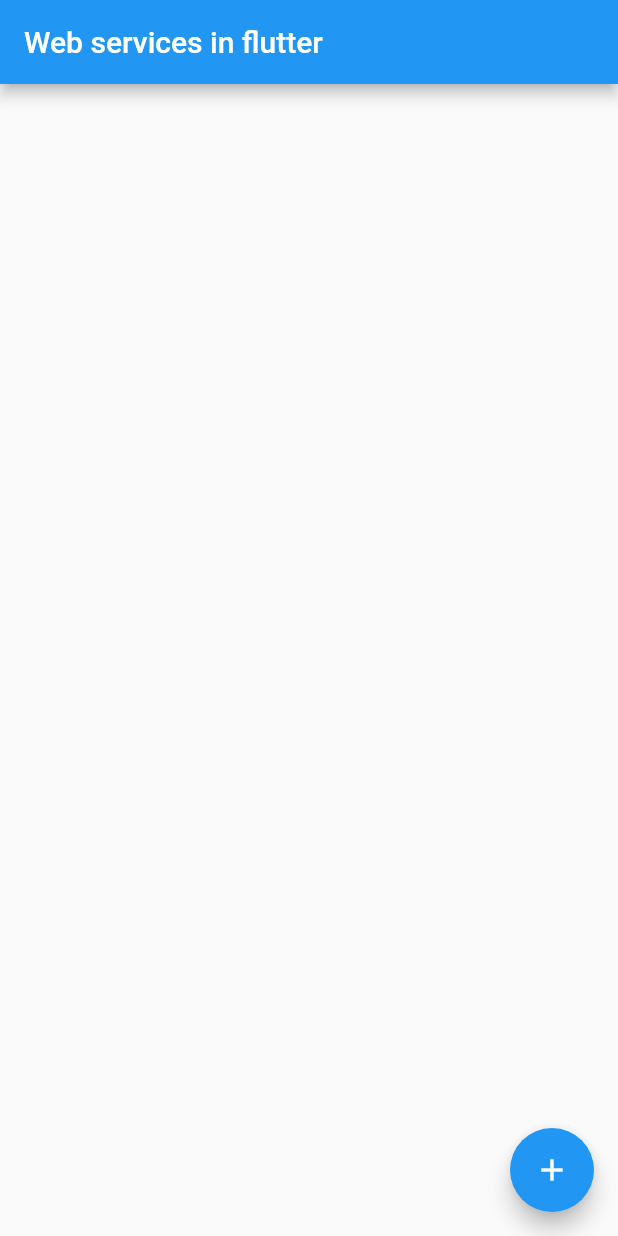
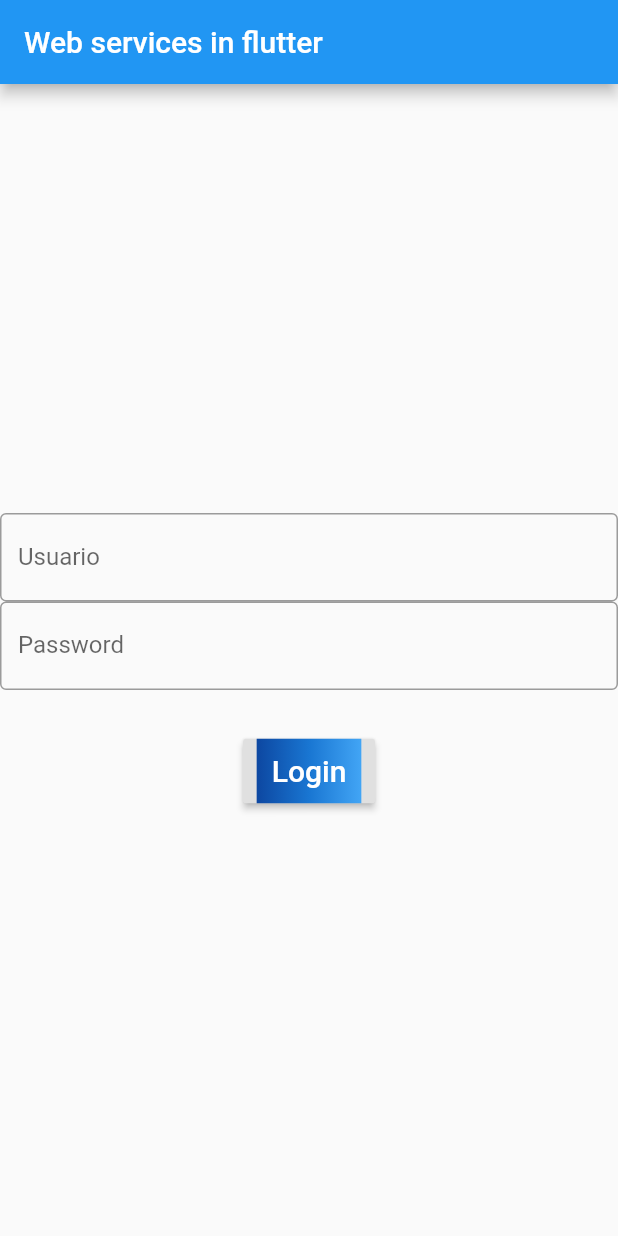
Before and after one commit to jersy96/movilParcial2Front, a Flutter app: the screen it shows after launch, on a phone screen of 412 x 824 dp. Run offline on Flutter 3.47's test engine with Material 2 defaults, Android fonts, the phone set to English and light mode, and no system bars; our stand-ins replace rxdart.

Commit message:
Login button and inputs

```diff
--- a/lib/main.dart
+++ b/lib/main.dart
@@ -13,6 +13,7 @@ class MyApp extends StatefulWidget {
   _MyAppState createState() => _MyAppState();
 }
 
+//Text(timeString)
 class _MyAppState extends State<MyApp> {
   Future<Time> time;
   String timeString = '';
@@ -37,14 +38,47 @@ class _MyAppState extends State<MyApp> {
           title: Text('Web services in flutter'),
         ),
         body: Center(
-          child: Text(timeString)
+            child: Column(
+              mainAxisSize: MainAxisSize.min,
+              children: <Widget>[
+                TextField(
+                  decoration: InputDecoration(
+                    border: OutlineInputBorder(),
+                    labelText: 'Usuario',
+                  ),
+                ),
+                TextField(
+                  obscureText: true,
+                  decoration: InputDecoration(
+                    border: OutlineInputBorder(),
+                    labelText: 'Password',
+                  ),
+                ),
+                const SizedBox(height: 30),
+                RaisedButton(
+                  onPressed: () {},
+                  textColor: Colors.white,
+                  padding: const EdgeInsets.all(0.0),
+                  child: Container(
+                    decoration: const BoxDecoration(
+                      gradient: LinearGradient(
+                        colors: <Color>[
+                          Color(0xFF0D47A1),
+                          Color(0xFF1976D2),
+                          Color(0xFF42A5F5),
+                        ],
+                      ),
+                    ),
+                    padding: const EdgeInsets.all(10.0),
+                    child:
+                    const Text('Login', style: TextStyle(fontSize: 20)),
+                  ),
+                ),
+              ],
+            )
+
+          )
         ),
-        floatingActionButton: FloatingActionButton(
-          onPressed: updateTime,
-          tooltip: 'Increment',
-          child: Icon(Icons.add),
-        ),
-      ),
-    );
+      );
   }
 }
```
